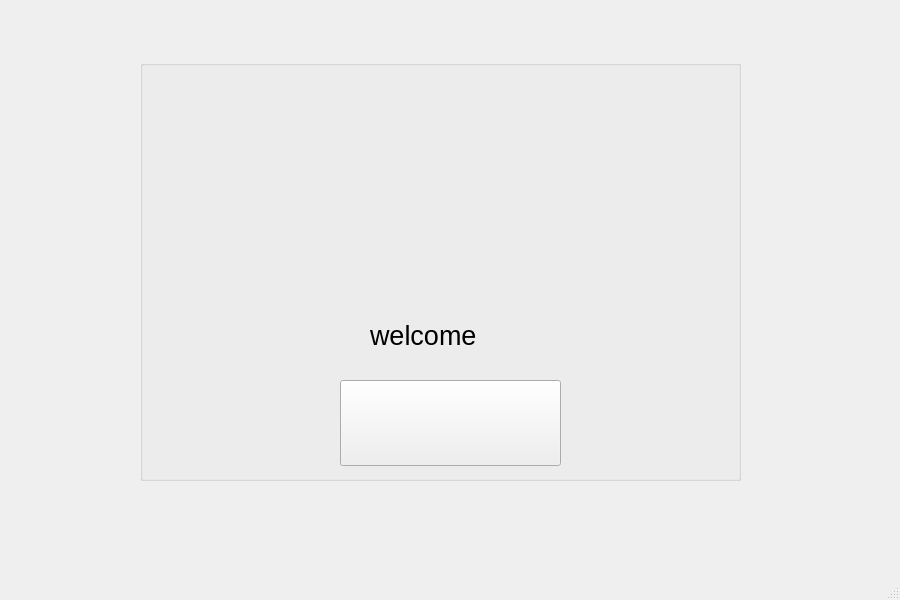
This is telegram/page1_start.ui in dzhevad/telegram_project as Qt 5 draws it before an edit. The edited form follows.
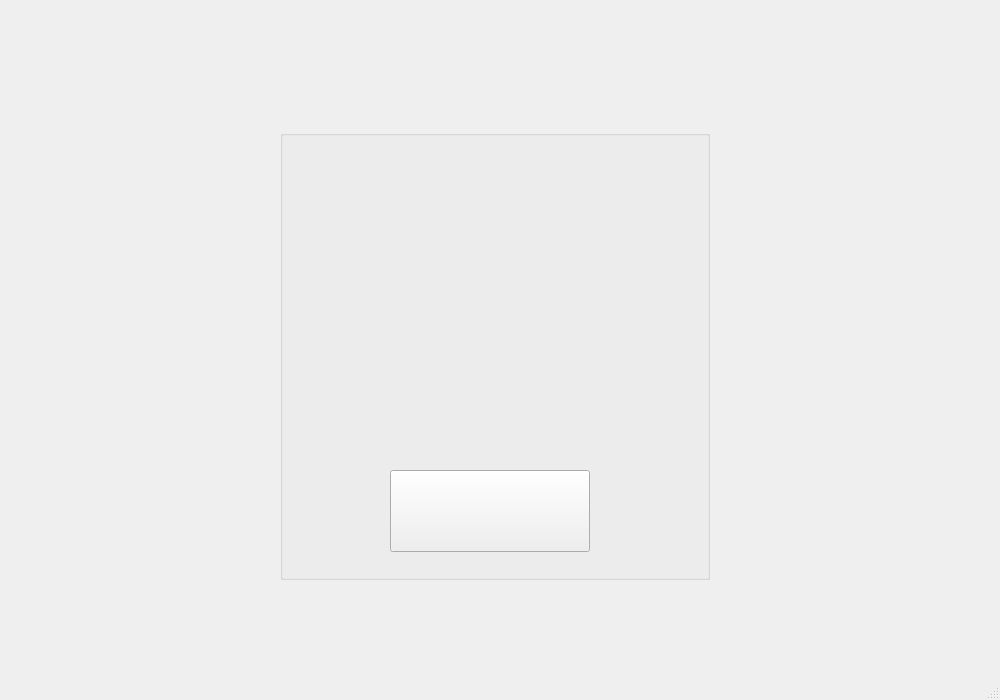
This is the edited form. Icons and pictures are not drawn.

Patch:
```diff
--- a/telegram/page1_start.ui
+++ b/telegram/page1_start.ui
@@ -6,8 +6,8 @@
    <rect>
     <x>0</x>
     <y>0</y>
-    <width>900</width>
-    <height>600</height>
+    <width>1000</width>
+    <height>700</height>
    </rect>
   </property>
   <property name="windowTitle">
@@ -20,10 +20,10 @@
    <widget class="QGroupBox" name="groupBox">
     <property name="geometry">
      <rect>
-      <x>140</x>
-      <y>60</y>
-      <width>601</width>
-      <height>421</height>
+      <x>280</x>
+      <y>130</y>
+      <width>430</width>
+      <height>450</height>
      </rect>
     </property>
     <property name="title">
@@ -32,10 +32,10 @@
     <widget class="QPushButton" name="next_pushButton">
      <property name="geometry">
       <rect>
-       <x>200</x>
-       <y>320</y>
-       <width>221</width>
-       <height>86</height>
+       <x>110</x>
+       <y>340</y>
+       <width>200</width>
+       <height>82</height>
       </rect>
      </property>
      <property name="text">
@@ -45,10 +45,10 @@
     <widget class="QLabel" name="welcome_label">
      <property name="geometry">
       <rect>
-       <x>230</x>
-       <y>240</y>
-       <width>211</width>
-       <height>71</height>
+       <x>40</x>
+       <y>180</y>
+       <width>345</width>
+       <height>141</height>
       </rect>
      </property>
      <property name="font">
@@ -57,18 +57,27 @@
       </font>
      </property>
      <property name="text">
-      <string>welcome</string>
+      <string/>
      </property>
     </widget>
     <widget class="QLabel" name="logo_label">
      <property name="geometry">
       <rect>
-       <x>150</x>
-       <y>60</y>
-       <width>351</width>
-       <height>144</height>
+       <x>60</x>
+       <y>30</y>
+       <width>300</width>
+       <height>132</height>
       </rect>
      </property>
+     <property name="baseSize">
+      <size>
+       <width>300</width>
+       <height>132</height>
+      </size>
+     </property>
+     <property name="styleSheet">
+      <string notr="true">background-image: url(:/images/1.test.png);</string>
+     </property>
      <property name="text">
       <string/>
      </property>
```
Left out of the diff: 18 changed lines with no effect on the pictures.
